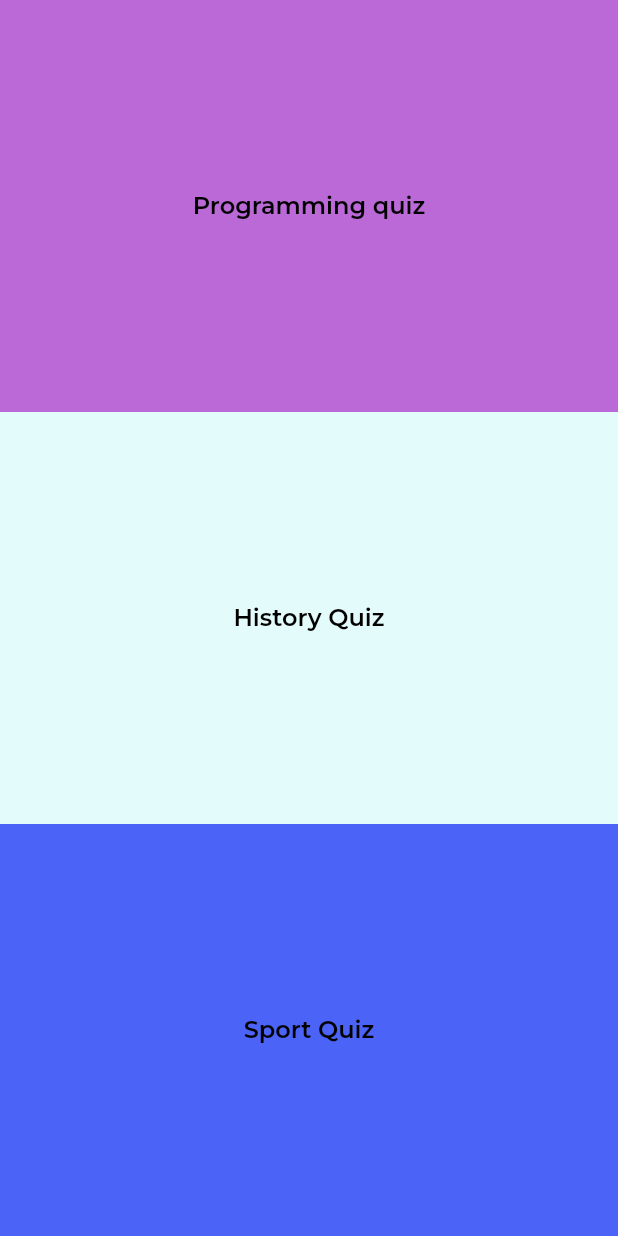
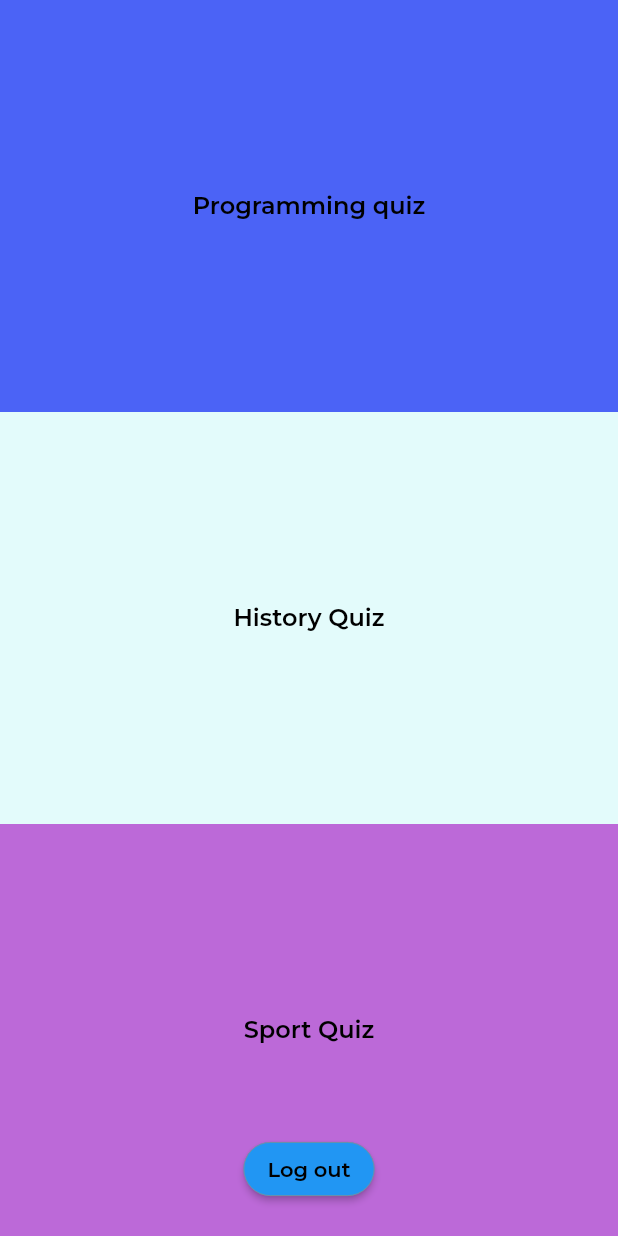
Before and after one commit to alaridisarah/birdquiz_app, a Flutter app: the categoryscreen screen opened directly, on a phone screen of 412 x 824 dp. Run offline on Flutter 3.47's test engine with Material 2 defaults, Android fonts, the phone set to English and light mode, and no system bars.

Commit message:
adding logout feature

```diff
--- a/lib/screens/category_screen.dart
+++ b/lib/screens/category_screen.dart
@@ -2,7 +2,9 @@ import 'package:flutter/material.dart';
 import 'package:flutter/src/widgets/container.dart';
 import 'package:flutter/src/widgets/framework.dart';
 import 'package:quiz_app/data/question_with_score.dart';
+import 'package:quiz_app/screens/login_screen.dart';
 import 'package:quiz_app/screens/quiz_screen.dart';
+import 'package:quiz_app/utils/global_variable.dart';
 import 'package:quiz_app/widget/category_widget.dart';
 
 // Color : 1. Color.fromRGBO(188, 105, 216, 1.0)
@@ -12,6 +14,9 @@ import 'package:quiz_app/widget/category_widget.dart';
 
 class categoryscreen extends StatelessWidget {
   const categoryscreen({super.key});
+  void clearTextFields() {
+    userNameController.clear();
+  }
 
   @override
   Widget build(BuildContext context) {
@@ -19,14 +24,55 @@ class categoryscreen extends StatelessWidget {
 
     return Scaffold(
         body: Center(
-      child: Column(children: [
-        Category_widget(Color.fromRGBO(188, 105, 216, 1.0), "Programming quiz",
-            screen_size, programmingQuizQuestionsAndAnswers, context),
-        Category_widget(Color.fromRGBO(227, 251, 251, 1), "History Quiz",
-            screen_size, historyQuizQuestionsAndAnswers, context),
-        Category_widget(Color.fromRGBO(75, 99, 246, 1), "Sport Quiz",
-            screen_size, sportsQuizQuestionsAndAnswers, context),
-      ]),
+      child: Column(
+        children: [
+          Category_widget(Color.fromRGBO(75, 99, 246, 1), "Programming quiz",
+              screen_size, programmingQuizQuestionsAndAnswers, context),
+          Category_widget(Color.fromRGBO(227, 251, 251, 1), "History Quiz",
+              screen_size, historyQuizQuestionsAndAnswers, context),
+          Stack(children: [
+            Category_widget(Color.fromRGBO(188, 105, 216, 1.0), "Sport Quiz",
+                screen_size, sportsQuizQuestionsAndAnswers, context),
+            Column(
+              children: [
+                SizedBox(
+                  height: screen_size.height * 0.25,
+                ),
+                Center(
+                  child: ElevatedButton(
+                    onPressed: () {
+                      clearTextFields();
+                      Navigator.push(
+                          context,
+                          MaterialPageRoute<void>(
+                              builder: (BuildContext context) =>
+                                  loginscreen()));
+                    },
+                    child: Text(
+                      "Log out",
+                      style: TextStyle(
+                          fontFamily: "Montserrat",
+                          fontWeight: FontWeight.bold,
+                          color: Colors.black),
+                    ),
+                    style: ButtonStyle(
+                        side: MaterialStateProperty.all<BorderSide>(BorderSide(
+                          color: Color.fromARGB(255, 140, 139, 139),
+                          width: 0.5,
+                        )),
+                        overlayColor: MaterialStateProperty.all<Color>(
+                            Color.fromARGB(255, 255, 255, 255)),
+                        shape: MaterialStateProperty.all(RoundedRectangleBorder(
+                            borderRadius: BorderRadius.circular(30.0))),
+                        foregroundColor:
+                            MaterialStateProperty.all<Color>(Colors.blue)),
+                  ),
+                )
+              ],
+            ),
+          ]),
+        ],
+      ),
     ));
   }
 }
--- a/pubspec.yaml
+++ b/pubspec.yaml
@@ -31,6 +31,9 @@ environment:
 dependencies:
   flutter:
     sdk: flutter
+  firebase_core: ^2.27.2
+  firebase_messaging: ^14.7.21
+
 
 
   # The following adds the Cupertino Icons font to your application.
```
